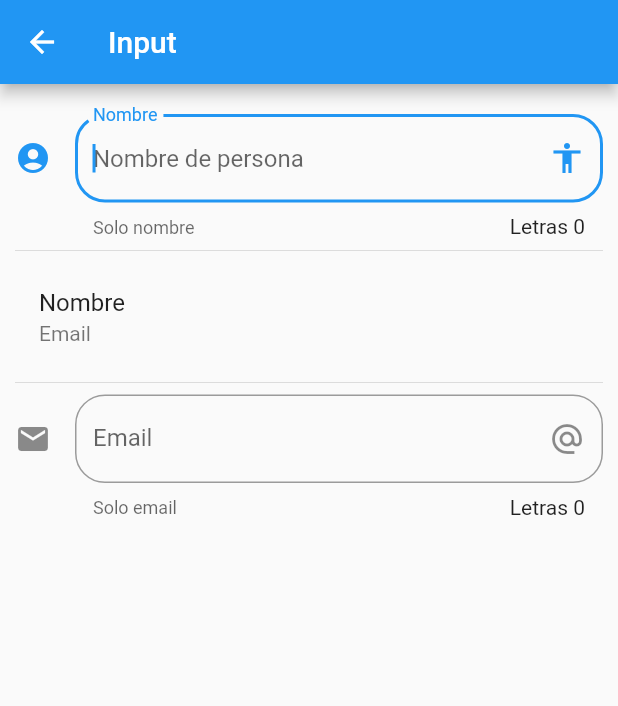
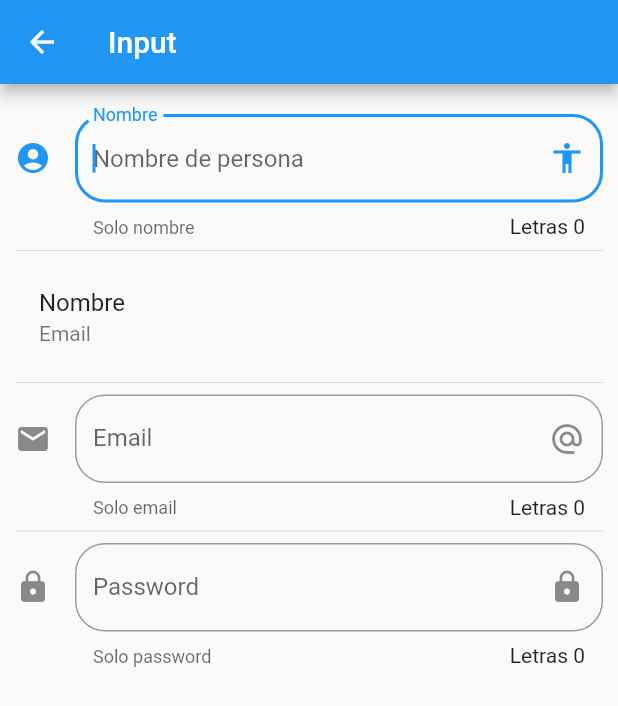
Before and after one commit to AlanCasasArevalo/Components-Flutter, a Flutter app: the InputPage screen opened by its route, on a phone screen of 412 x 824 dp. Shown: the top 706 px of the screen. Run offline on Flutter 3.47's test engine with Material 2 defaults, Android fonts, the phone set to English and light mode, and no system bars.

Commit message:
[FEATURE][INPUTS] * Input password field was created

```diff
--- a/lib/src/pages/input_page.dart
+++ b/lib/src/pages/input_page.dart
@@ -9,6 +9,7 @@ class _InputPageState extends State<InputPage> {
 
   String _name = '';
   String _email = '';
+  String _password = '';
 
   @override
   Widget build(BuildContext context) {
@@ -23,7 +24,9 @@ class _InputPageState extends State<InputPage> {
           Divider(),
           _personCreation(),
           Divider(),
-          _emailCreation()
+          _emailCreation(),
+          Divider(),
+          _passwordCreation()
         ],
       ),
     );
@@ -81,4 +84,26 @@ class _InputPageState extends State<InputPage> {
     );
   }
 
+  Widget _passwordCreation() {
+    return TextField(
+      obscureText: true,
+      decoration: InputDecoration(
+          border: OutlineInputBorder(
+              borderRadius: BorderRadius.circular(20.0)
+          ),
+          counter: Text('Letras ${ _email.length }'),
+          hintText: 'Password',
+          labelText: 'Password',
+          helperText: 'Solo password',
+          suffixIcon: Icon(Icons.lock),
+          icon: Icon(Icons.lock)
+      ),
+      onChanged: (value) {
+        setState(() {
+          _email = value;
+        });
+      },
+    );
+  }
+
 }
```
